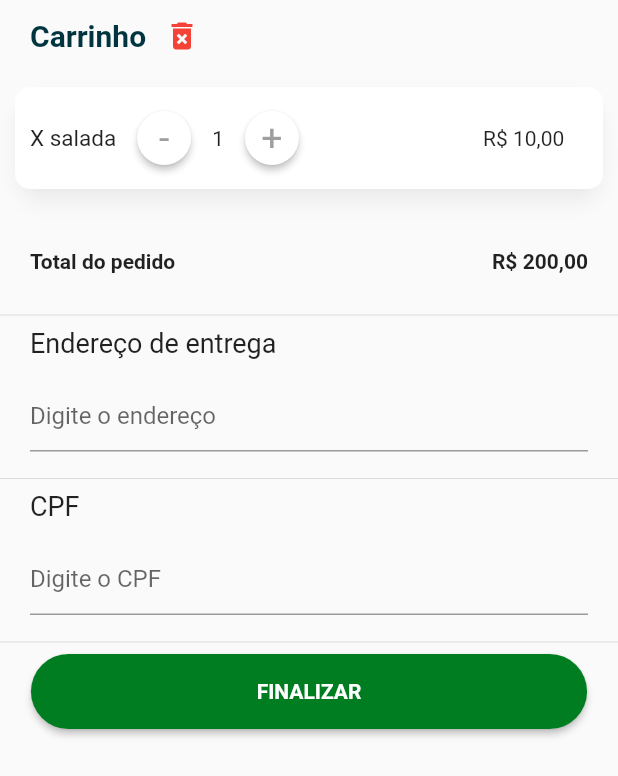
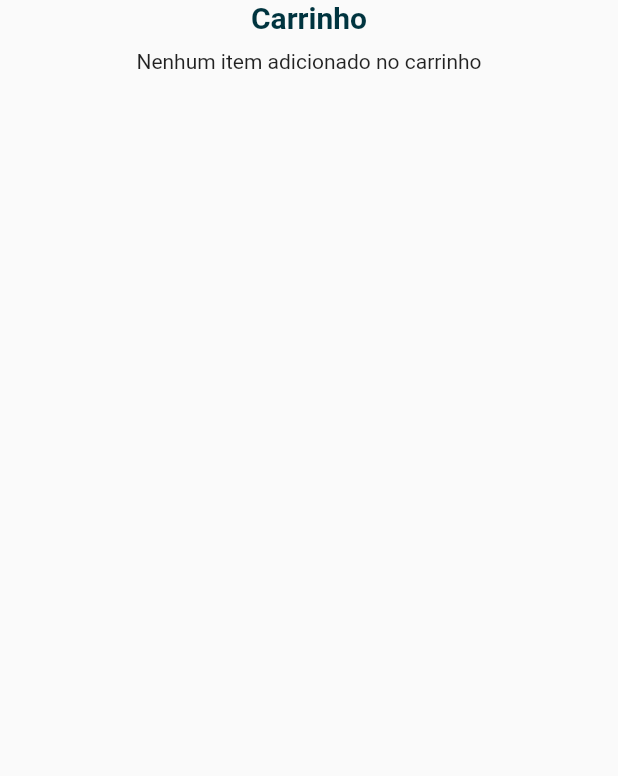
Before and after one commit to oapmartins/vakinha_burger, a Flutter app: the ShoppingCarPage screen opened directly, on a phone screen of 412 x 824 dp. Shown: the top 776 px of the screen. Run offline on Flutter 3.47's test engine with Material 2 defaults, Android fonts, the phone set to English and light mode, and no system bars; our stand-ins replace get, get_storage; missing offline and left inert: validatorless; accounts and stored records are empty; Roboto replaces fonts that are missing (mplus1).

Commit message:
Finalizando controles do carrinho de compras e iniciando tela de finalização

```diff
--- a/lib/app/modules/order/shopping_car/shopping_car_controller.dart
+++ b/lib/app/modules/order/shopping_car/shopping_car_controller.dart
@@ -1,3 +1,43 @@
 import 'package:get/get.dart';
 
-class ShoppingCarController extends GetxController {}
+import 'package:vakinha_burger/app/core/services/auth_service.dart';
+import 'package:vakinha_burger/app/core/services/shopping_car_service.dart';
+import 'package:vakinha_burger/app/models/shopping_car_model.dart';
+
+class ShoppingCarController extends GetxController {
+  final AuthService _authService;
+  final ShoppingCarService _shoppingCarService;
+
+  ShoppingCarController({
+    required AuthService authService,
+    required ShoppingCarService shoppingCarService,
+  })  : _authService = authService,
+        _shoppingCarService = shoppingCarService;
+
+  final _address = ''.obs;
+  final _cpf = ''.obs;
+
+  List<ShoppingCarModel> get products => _shoppingCarService.products;
+
+  double get totalValue => _shoppingCarService.totalValue;
+
+  set address(String address) => _address.value = address;
+
+  set cpf(String cpf) => _cpf.value = cpf;
+
+  void addQuantityInProduct(ShoppingCarModel shoppingCarModel) {
+    _shoppingCarService.addAndRemoveProductInShoppingCard(
+      shoppingCarModel.product,
+      quantity: shoppingCarModel.quantity + 1,
+    );
+  }
+
+  void subtractQuantityInProduct(ShoppingCarModel shoppingCarModel) {
+    _shoppingCarService.addAndRemoveProductInShoppingCard(
+      shoppingCarModel.product,
+      quantity: shoppingCarModel.quantity - 1,
+    );
+  }
+
+  void clear() => _shoppingCarService.clear();
+}
--- a/lib/app/modules/order/shopping_car/shopping_car_page.dart
+++ b/lib/app/modules/order/shopping_car/shopping_car_page.dart
@@ -15,15 +15,31 @@ class ShoppingCarPage extends GetView<ShoppingCarController> {
     return Scaffold(
       body: LayoutBuilder(
         builder: (_, constrains) {
-          return ConstrainedBox(
+          return SingleChildScrollView(
+            child: ConstrainedBox(
               constraints: BoxConstraints(
                 minHeight: constrains.maxHeight,
                 minWidth: constrains.maxWidth,
               ),
               child: IntrinsicHeight(
                 child: Form(
+                  child: Visibility(
+                    visible: controller.products.isNotEmpty,
+                    replacement: Column(
+                      children: [
+                        Text(
+                          'Carrinho',
+                          style: context.textTheme.headline6?.copyWith(
+                            fontWeight: FontWeight.bold,
+                            color: context.theme.primaryColorDark,
+                          ),
+                        ),
+                        const SizedBox(height: 10),
+                        const Text('Nenhum item adicionado no carrinho'),
+                      ],
+                    ),
                     child: Column(
-                  crossAxisAlignment: CrossAxisAlignment.start,
+                      mainAxisAlignment: MainAxisAlignment.start,
                       children: [
                         Padding(
                           padding: const EdgeInsets.symmetric(horizontal: 20),
@@ -37,7 +53,7 @@ class ShoppingCarPage extends GetView<ShoppingCarController> {
                                 ),
                               ),
                               IconButton(
-                            onPressed: () {},
+                                onPressed: controller.clear,
                                 icon: Icon(
                                   Icons.delete_forever,
                                   color: Colors.red,
@@ -46,22 +62,31 @@ class ShoppingCarPage extends GetView<ShoppingCarController> {
                             ],
                           ),
                         ),
-                    Column(
-                      mainAxisAlignment: MainAxisAlignment.start,
-                      children: [
-                        Container(
+                        Obx(() {
+                          return Column(
+                            children: controller.products
+                                .map(
+                                  (p) => Container(
                                     margin: EdgeInsets.all(10),
                                     child: PlusMinusBox(
-                            label: 'X salada',
+                                      label: p.product.name,
                                       elevated: true,
                                       backgroundColor: Colors.white,
                                       calculateTotal: true,
-                            quantity: 1,
-                            price: 10,
-                            minusCallBack: () {},
-                            plusCallBack: () {},
+                                      quantity: p.quantity,
+                                      price: p.product.price,
+                                      plusCallBack: () {
+                                        controller.addQuantityInProduct(p);
+                                      },
+                                      minusCallBack: () {
+                                        controller.subtractQuantityInProduct(p);
+                                      },
                                     ),
                                   ),
+                                )
+                                .toList(),
+                          );
+                        }),
                         const SizedBox(height: 10),
                         Padding(
                           padding: const EdgeInsets.all(20.0),
@@ -74,11 +99,17 @@ class ShoppingCarPage extends GetView<ShoppingCarController> {
                                   fontWeight: FontWeight.bold,
                                 ),
                               ),
-                              Text(
-                                FormatterHelper.formatCurrency(200),
-                                style: context.textTheme.bodyText1?.copyWith(
+                              Center(
+                                child: Obx(() {
+                                  return Text(
+                                    FormatterHelper.formatCurrency(
+                                        controller.totalValue),
+                                    style:
+                                        context.textTheme.bodyText1?.copyWith(
                                       fontWeight: FontWeight.bold,
                                     ),
+                                  );
+                                }),
                               ),
                             ],
                           ),
@@ -88,12 +119,14 @@ class ShoppingCarPage extends GetView<ShoppingCarController> {
                         const Divider(),
                         _CpfField(),
                         const Divider(),
-                        // const Spacer(),
+                        const Spacer(),
                         Center(
                           child: SizedBox(
                             width: context.widthTransformer(reducedBy: 10),
                             child: VakinhaButton(
-                              onpressed: () {},
+                              onpressed: () {
+                                Get.toNamed('/orders/finished');
+                              },
                               label: 'FINALIZAR',
                             ),
                           ),
@@ -101,7 +134,7 @@ class ShoppingCarPage extends GetView<ShoppingCarController> {
                         const SizedBox(height: 10),
                       ],
                     ),
-                  ],
+                  ),
                 ),
               ),
             ),
@@ -134,7 +167,9 @@ class _CpfField extends GetView<ShoppingCarController> {
           ),
           TextFormField(
             autovalidateMode: AutovalidateMode.onUserInteraction,
-            onChanged: (value) {},
+            onChanged: (value) {
+              controller.cpf = value;
+            },
             validator: Validatorless.multiple([
               Validatorless.required('CPF Obrigatório'),
               Validatorless.cpf('CPF inválido'),
@@ -155,7 +190,7 @@ class _CpfField extends GetView<ShoppingCarController> {
   }
 }
 
-class _AdressField extends StatelessWidget {
+class _AdressField extends GetView<ShoppingCarController> {
   const _AdressField({Key? key}) : super(key: key);
 
   @override
@@ -175,7 +210,9 @@ class _AdressField extends StatelessWidget {
           ),
           TextFormField(
             autovalidateMode: AutovalidateMode.onUserInteraction,
-            onChanged: (value) {},
+            onChanged: (value) {
+              controller.address = value;
+            },
             validator: Validatorless.required('Endereço Obrigatório'),
             decoration: InputDecoration(
               hintText: 'Digite o endereço',
--- a/lib/app/modules/product_detail/product_detail_page.dart
+++ b/lib/app/modules/product_detail/product_detail_page.dart
@@ -90,6 +90,7 @@ class ProductDetailPage extends GetView<ProductDetailController> {
                       ),
                     ),
                   ),
+                  const SizedBox(height: 10),
                 ],
               ),
             ),
--- /dev/null
+++ b/lib/app/routes/order_routers.dart
@@ -0,0 +1,13 @@
+import 'package:get/get.dart';
+import 'package:vakinha_burger/app/modules/order/finished/finished_page.dart';
+
+class OrderRouters {
+  OrderRouters._();
+
+  static final routers = <GetPage>[
+    GetPage(
+      name: '/orders/finished',
+      page: () => const FinishedPage(),
+    ),
+  ];
+}
--- a/lib/main.dart
+++ b/lib/main.dart
@@ -2,6 +2,7 @@ import 'package:flutter/material.dart';
 import 'package:get/get.dart';
 import 'package:vakinha_burger/app/core/bindings/application_bindings.dart';
 import 'package:vakinha_burger/app/core/ui/vakinha_ui.dart';
+import 'package:vakinha_burger/app/routes/order_routers.dart';
 import 'package:vakinha_burger/app/routes/product_detail_routers.dart';
 import 'package:vakinha_burger/app/routes/splash_routers.dart';
 
@@ -25,6 +26,7 @@ class VakinhaBurgerMainApp extends StatelessWidget {
         ...AuthRouters.routers,
         ...HomeRouters.routers,
         ...ProductDetailRouters.routers,
+        ...OrderRouters.routers,
       ],
       theme: VakinhaUI.theme,
     );
```
Also changed, not shown: lib/app/core/services/shopping_car_service.dart (+12 -0 lines), lib/app/modules/order/finished/finished_page.dart (added, +28 -0 lines), lib/app/modules/order/shopping_car/shopping_car_bindings.dart (+5 -4 lines). Lines whose indentation alone changed are shown as unchanged.
